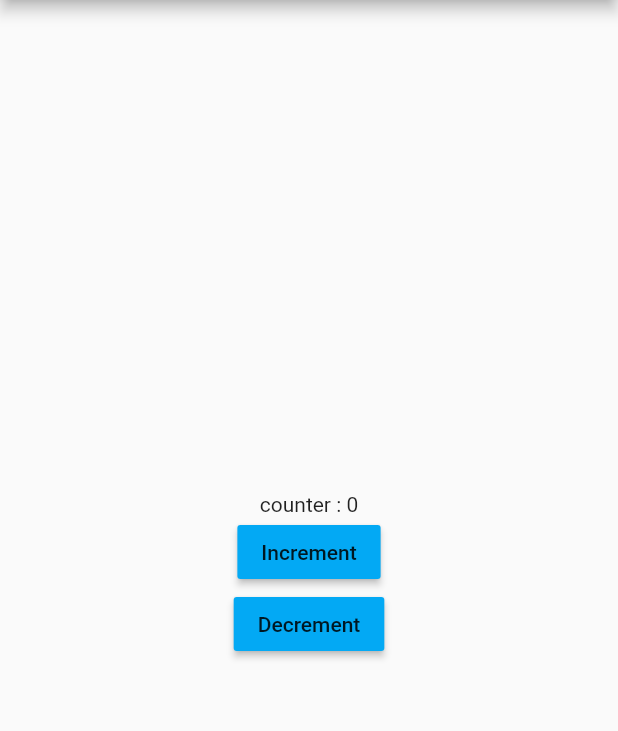
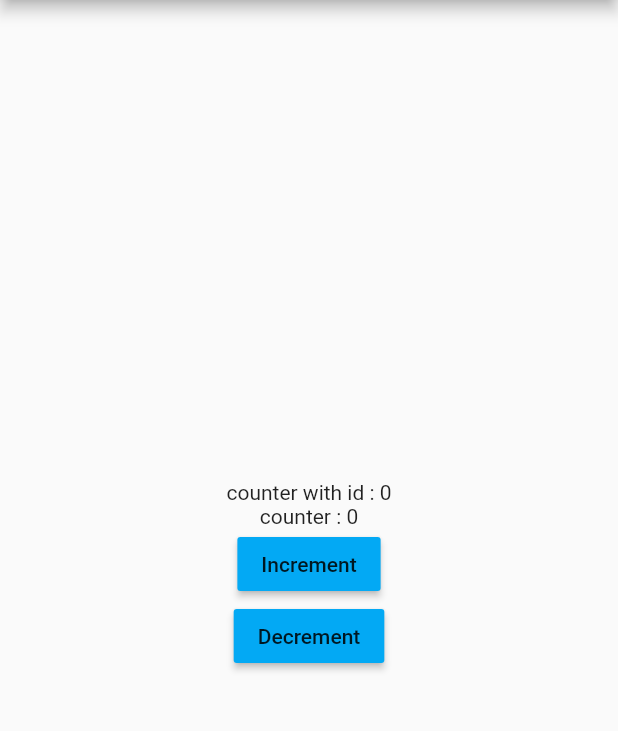
Before and after one commit to shaunhossain/Learn-GetX, a Flutter app: the screen it shows after launch, after a tap on "Increment", after a tap on "Decrement", on a phone screen of 412 x 824 dp, the part 84-815 px from its top. Run offline on Flutter 3.47's test engine with Material 2 defaults, Android fonts, the phone set to English and light mode, and no system bars; our stand-ins replace get.

Commit message:
Learn GetX without reactive using update

```diff
--- a/lib/mycontroller.dart
+++ b/lib/mycontroller.dart
@@ -6,10 +6,10 @@ class MyController extends GetxController{
 
   void increment(){
     count++;
-    update();
+    update(['txtCount']);
   }
   void decrement(){
     count--;
-    update();
+    update(['txtCount']);
   }
 }
--- a/lib/view/my_home_page.dart
+++ b/lib/view/my_home_page.dart
@@ -26,6 +26,13 @@ class _MyHomePageState extends State<MyHomePage> {
           mainAxisAlignment: MainAxisAlignment.center,
           children: <Widget>[
             GetBuilder<MyController>(
+              id: 'txtCount',
+              init: MyController(),
+              builder: (controller){
+                return Text("counter with id : ${controller.count}");
+              },
+            ),
+            GetBuilder<MyController>(
               init: MyController(),
               builder: (controller){
                 return Text("counter : ${controller.count}");
```
